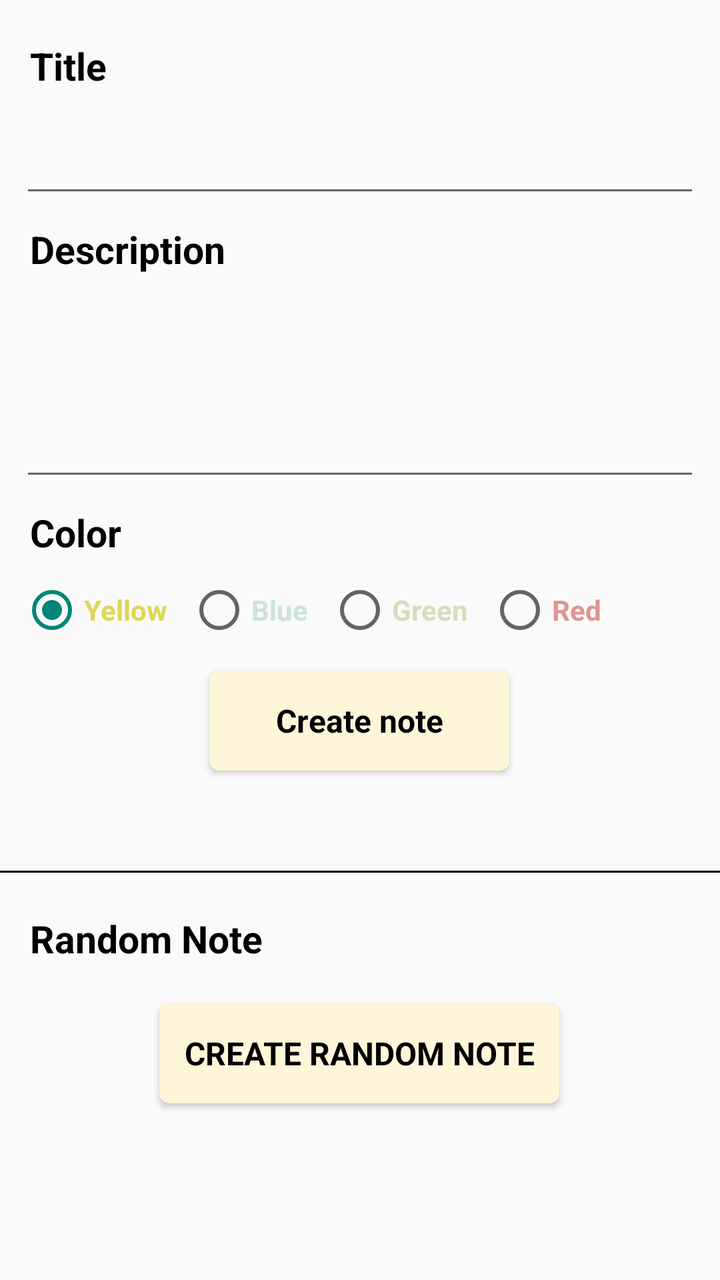
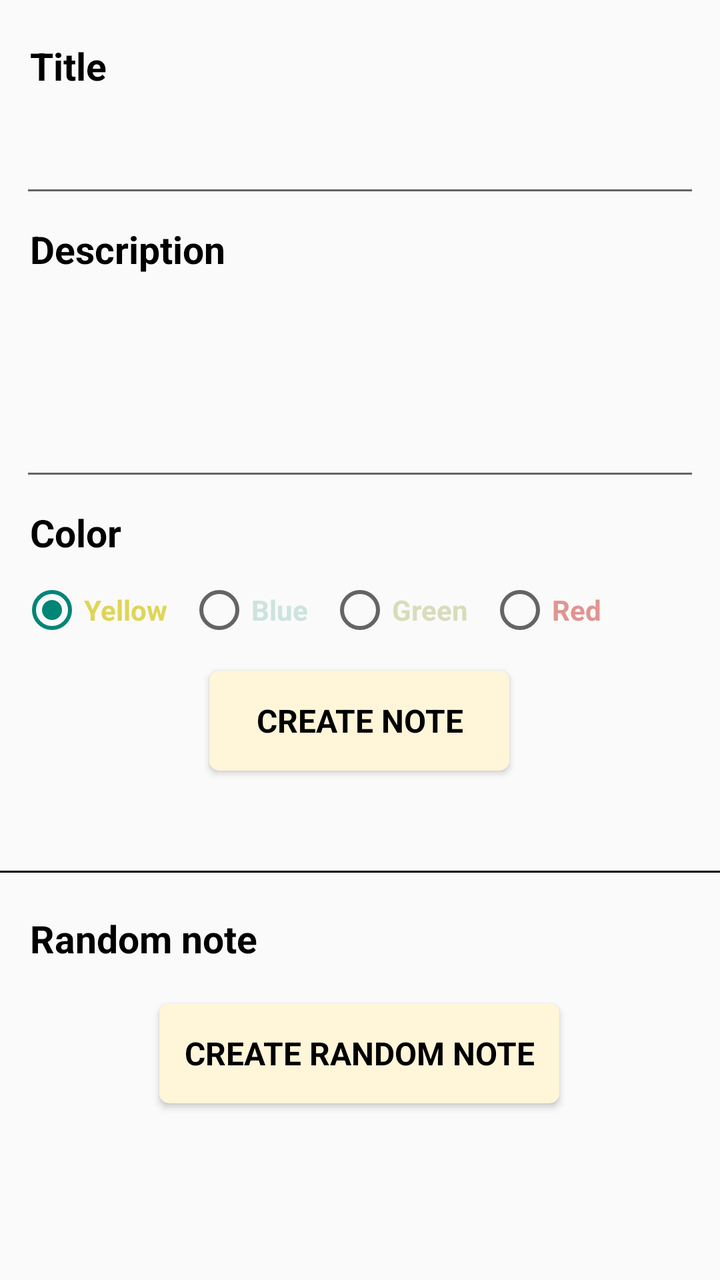

Two renders of the same Android screen: before a commit and after it. Below are the layout's source before the change and the commit's diff.
<!-- AndroidManifest.xml: application theme Theme.OwnNotes -->
<!-- res/layout/create_note_fragment.xml -->
<?xml version="1.0" encoding="utf-8"?>
<FrameLayout xmlns:android="http://schemas.android.com/apk/res/android"
    xmlns:tools="http://schemas.android.com/tools"
    xmlns:app="http://schemas.android.com/apk/res-auto"
    android:layout_width="match_parent"
    android:layout_height="match_parent"
    tools:context=".ownNotesApp.NewNotesFragment">

    <androidx.constraintlayout.widget.ConstraintLayout
        android:layout_width="match_parent"
        android:layout_height="match_parent"
        android:layout_marginTop="20dp"
        app:layout_constraintEnd_toEndOf="parent"
        app:layout_constraintStart_toStartOf="parent"
        tools:ignore="MissingConstraints">

        <TextView
            android:id="@+id/text1"
            android:layout_width="150dp"
            android:layout_height="wrap_content"
            android:text="@string/note_title"
            android:textStyle="bold"
            android:layout_marginStart="10dp"
            android:paddingStart="5dp"
            android:textSize="19sp"
            android:textColor="@color/black"
            app:layout_constraintStart_toStartOf="parent"
            app:layout_constraintTop_toTopOf="parent" />


        <EditText
            android:id="@+id/textField1"
            android:layout_width="match_parent"
            android:layout_height="50dp"
            android:layout_marginTop="8dp"
            android:layout_marginLeft="10dp"
            android:layout_marginRight="10dp"
            android:padding="5dp"
            app:layout_constraintStart_toStartOf="parent"
            app:layout_constraintTop_toBottomOf="@id/text1" />

        <TextView
            android:id="@+id/text2"
            android:layout_width="150dp"
            android:layout_height="wrap_content"
            android:text="@string/note_description"
            android:textStyle="bold"
            android:layout_marginStart="10dp"
            android:paddingStart="5dp"
            android:textSize="19sp"
            android:layout_marginTop="8dp"
            android:textColor="@color/black"
            app:layout_constraintStart_toStartOf="parent"
            app:layout_constraintTop_toBottomOf="@id/textField1" />

        <EditText
            android:id="@+id/textField2"
            android:layout_width="match_parent"
            android:layout_height="100dp"
            android:layout_marginTop="8dp"
            android:layout_marginLeft="10dp"
            android:layout_marginRight="10dp"
            android:padding="5dp"
            app:layout_constraintStart_toStartOf="parent"
            app:layout_constraintTop_toBottomOf="@id/text2" />


        <TextView
            android:id="@+id/textColor"
            android:layout_width="150dp"
            android:layout_height="wrap_content"
            android:text="@string/note_color"
            android:textStyle="bold"
            android:layout_marginStart="10dp"
            android:paddingStart="5dp"
            android:textSize="19sp"
            android:layout_marginTop="8dp"
            android:textColor="@color/black"
            app:layout_constraintStart_toStartOf="parent"
            app:layout_constraintTop_toBottomOf="@id/textField2" />


        <Button
            android:id="@+id/createButton"
            style="@style/CreateButtonStyle"
            android:layout_width="150dp"
            android:layout_height="50dp"
            android:background="@drawable/create_button_shape"
            android:gravity="center"
            android:text="@string/create_note_button"
            app:layout_constraintBottom_toBottomOf="parent"
            app:layout_constraintEnd_toEndOf="parent"
            app:layout_constraintHorizontal_bias="0.498"
            app:layout_constraintStart_toStartOf="parent"
            app:layout_constraintTop_toBottomOf="@id/textColor"
            app:layout_constraintVertical_bias="0.181" />

        <LinearLayout
            xmlns:android="http://schemas.android.com/apk/res/android"
            android:layout_width="wrap_content"
            android:layout_height="wrap_content"
            android:orientation="horizontal"
            android:layout_marginTop="10dp"
            android:layout_marginLeft="10dp"
            app:layout_constraintTop_toBottomOf="@id/textColor">

            <RadioGroup
                android:id="@+id/radio_group"
                android:layout_width="wrap_content"
                android:layout_height="wrap_content"
                android:orientation="horizontal">

                <RadioButton
                    android:id="@+id/radio_option_yellow"
                    android:layout_width="wrap_content"
                    android:layout_height="wrap_content"
                    android:text="@string/color_yellow"
                    android:textStyle="bold"
                    android:layout_marginLeft="10dp"
                    android:textColor="#dfd556"
                    android:checked="true"/>

                <RadioButton
                    android:id="@+id/radio_option_blue"
                    android:layout_width="wrap_content"
                    android:layout_height="wrap_content"
                    android:text="@string/color_blue"
                    android:textStyle="bold"
                    android:layout_marginLeft="10dp"
                    android:textColor="@color/blue_note" />

                <RadioButton
                    android:id="@+id/radio_option_green"
                    android:layout_width="wrap_content"
                    android:layout_height="wrap_content"
                    android:text="@string/color_green"
                    android:textStyle="bold"
                    android:layout_marginLeft="10dp"
                    android:textColor="@color/green_note" />

                <RadioButton
                    android:id="@+id/radio_option_red"
                    android:layout_width="wrap_content"
                    android:layout_height="wrap_content"
                    android:text="@string/color_red"
                    android:textStyle="bold"
                    android:layout_marginLeft="10dp"
                    android:textColor="@color/red_note" />
            </RadioGroup>
        </LinearLayout>
        
        <com.google.android.material.divider.MaterialDivider
            android:id="@+id/divider"
            android:layout_width="wrap_content"
            android:layout_height="1dp"
            app:dividerColor="@color/black"
            android:layout_marginTop="50dp"
            android:layout_marginLeft="150dp"
            app:layout_constraintTop_toBottomOf="@id/createButton"/>

        <TextView
            android:id="@+id/textRandomNote"
            android:layout_width="150dp"
            android:layout_height="wrap_content"
            android:text="Random Note"
            android:textStyle="bold"
            android:layout_marginStart="10dp"
            android:paddingStart="5dp"
            android:textSize="19sp"
            android:layout_marginTop="20dp"
            android:textColor="@color/black"
            app:layout_constraintStart_toStartOf="parent"
            app:layout_constraintTop_toBottomOf="@id/divider" />


        <Button
            android:id="@+id/randomButton"
            style="@style/CreateButtonStyle"
            android:layout_width="200dp"
            android:layout_height="50dp"
            android:background="@drawable/create_button_shape"
            android:gravity="center"
            android:text="CREATE RANDOM NOTE"
            app:layout_constraintBottom_toBottomOf="parent"
            app:layout_constraintEnd_toEndOf="parent"
            app:layout_constraintHorizontal_bias="0.498"
            app:layout_constraintStart_toStartOf="parent"
            app:layout_constraintTop_toBottomOf="@id/textRandomNote"
            app:layout_constraintVertical_bias="0.181" />


    </androidx.constraintlayout.widget.ConstraintLayout>

</FrameLayout>
<!-- resources referenced by this layout -->
<resources>
  <color name="black">#FF000000</color>
  <color name="blue_note">#CCE3DE</color>
  <color name="green_note">#d8dcba</color>
  <color name="red_note">#e09591</color>
  <!-- drawable create_button_shape (drawable) -->
  <?xml version="1.0" encoding="utf-8"?>
  <shape
      xmlns:android="http://schemas.android.com/apk/res/android"
      android:shape="rectangle" >
      <corners
          android:radius="5dp"/>
      <solid
          android:color="@color/fab_background" />
  </shape>
  <string name="color_blue">Blue</string>
  <string name="color_green">Green</string>
  <string name="color_red">Red</string>
  <string name="color_yellow">Yellow</string>
  <string name="create_note_button">Create note</string>
  <string name="note_color">Color</string>
  <string name="note_description">Description</string>
  <string name="note_title">Title</string>
  <style name="CreateButtonStyle" parent="Theme.AppCompat.Light.NoActionBar">
          <item name="android:textColor">@color/black</item>
          <item name="android:textSize">16sp</item>
          <item name="android:textStyle">bold</item>
          <item name="android:background">@color/fab_background</item>
      </style>
  <style name="Theme.OwnNotes" parent="Base.Theme.OwnNotes" />
  <color name="fab_background">#fff5d9</color>
  <style name="Base.Theme.OwnNotes" parent="Theme.AppCompat.Light.NoActionBar">
          
          
      </style>
</resources>

<!-- the commit's change to res/layout/create_note_fragment.xml (unified diff, before → after) -->
@@ -87,7 +87,8 @@
             android:layout_height="50dp"
             android:background="@drawable/create_button_shape"
             android:gravity="center"
-            android:text="@string/create_note_button"
+            android:text="@string/create_note"
+            android:textAllCaps="true"
             app:layout_constraintBottom_toBottomOf="parent"
             app:layout_constraintEnd_toEndOf="parent"
             app:layout_constraintHorizontal_bias="0.498"
@@ -162,7 +163,7 @@
             android:id="@+id/textRandomNote"
             android:layout_width="150dp"
             android:layout_height="wrap_content"
-            android:text="Random Note"
+            android:text="@string/random_note"
             android:textStyle="bold"
             android:layout_marginStart="10dp"
             android:paddingStart="5dp"
@@ -180,7 +181,8 @@
             android:layout_height="50dp"
             android:background="@drawable/create_button_shape"
             android:gravity="center"
-            android:text="CREATE RANDOM NOTE"
+            android:text="@string/create_random_note"
+            android:textAllCaps="true"
             app:layout_constraintBottom_toBottomOf="parent"
             app:layout_constraintEnd_toEndOf="parent"
             app:layout_constraintHorizontal_bias="0.498"
<!-- resource entries referenced after the edit -->
@@ -18,10 +18,12 @@
   <string name="color_green">Green</string>
   <string name="color_red">Red</string>
   <string name="color_yellow">Yellow</string>
-  <string name="create_note_button">Create note</string>
+  <string name="create_note">Create note</string>
+  <string name="create_random_note">Create random note</string>
   <string name="note_color">Color</string>
   <string name="note_description">Description</string>
   <string name="note_title">Title</string>
+  <string name="random_note">Random note</string>
   <style name="CreateButtonStyle" parent="Theme.AppCompat.Light.NoActionBar">
           <item name="android:textColor">@color/black</item>
           <item name="android:textSize">16sp</item>
